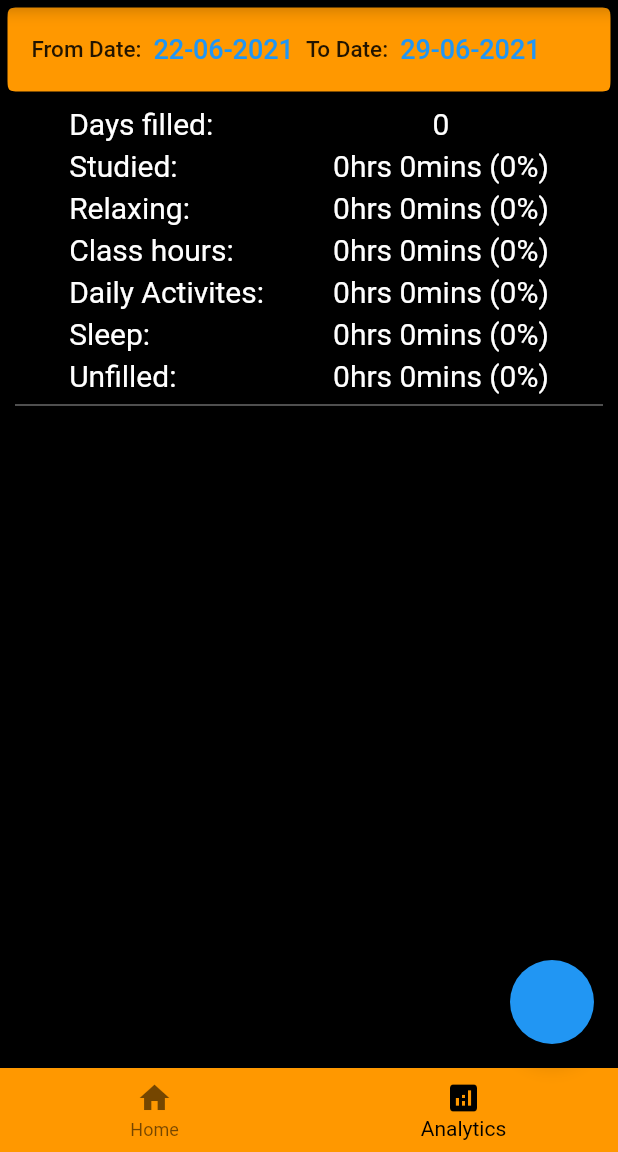
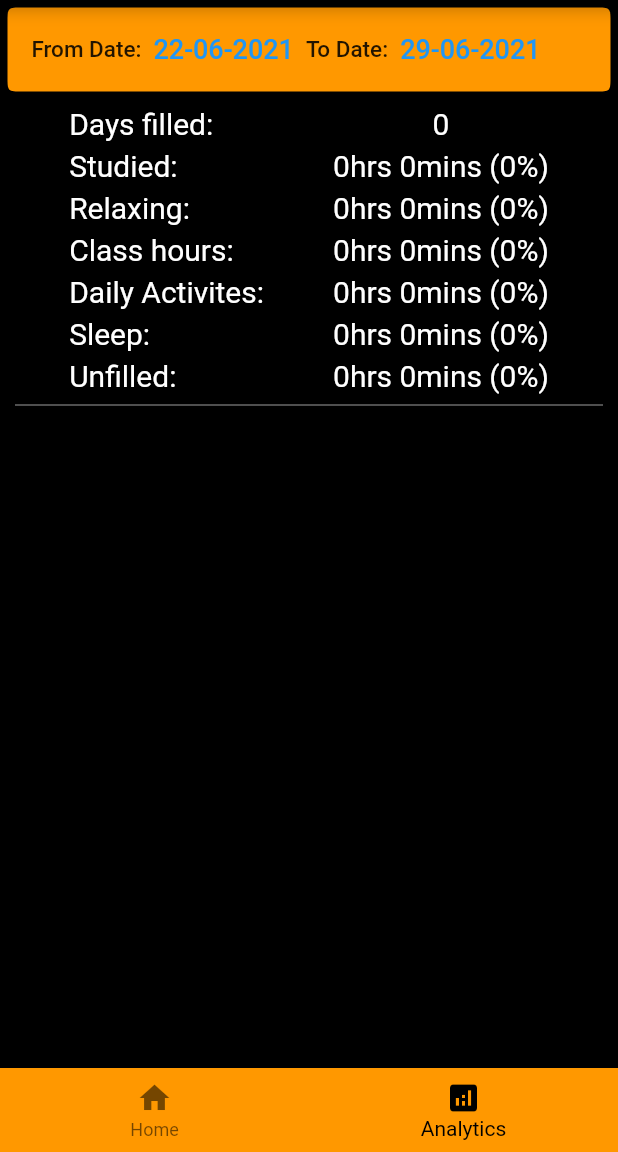
Before and after one commit to Smuzzy-waiii/Time-Matrix, a Flutter app: the screen it shows after launch, item 2 of the bottom bar chosen, on a phone screen of 412 x 824 dp, the part 84-1236 px from its top. Run offline on Flutter 3.47's test engine with Material 2 defaults, Android fonts, the phone set to English and light mode, and no system bars; our stand-ins replace flutter_spinkit, pie_chart, sqflite; accounts and stored records are empty.

Commit message:
Pie chart stying changed

```diff
--- a/lib/main.dart
+++ b/lib/main.dart
@@ -53,11 +53,11 @@ class _HomeState extends State<Home> {
               icon: Icon(Icons.analytics), label: "Analytics")
         ],
       ),
-      floatingActionButton: FloatingActionButton(
-        onPressed: () {
-          Navigator.pushNamed(context, '/test');
-        },
-      ),
+      // floatingActionButton: FloatingActionButton(
+      //   onPressed: () {
+      //     Navigator.pushNamed(context, '/test');
+      //   },
+      // ),
     );
   }
 }
--- a/lib/screens/Analytics.dart
+++ b/lib/screens/Analytics.dart
@@ -228,12 +228,17 @@ class _AnalyticsState extends State<Analytics> {
                 ),
                 if (counts != null && counts['total'] != 0)
                   Padding(
-                    padding: const EdgeInsets.fromLTRB(15, 15, 0, 0),
+                    padding: const EdgeInsets.fromLTRB(0, 15, 0, 0),
                     child: PieChart(
                       dataMap: forGraph(counts),
                       colorList: color_names.keys.toList().cast<Color>(),
                       chartRadius: MediaQuery.of(context).size.width / 1.5,
                       initialAngleInDegree: -90,
+                      legendOptions: LegendOptions(
+                        showLegendsInRow: true,
+                        legendPosition: LegendPosition.bottom,
+                        showLegends: true,
+                      ),
                       chartValuesOptions: ChartValuesOptions(
                         showChartValueBackground: true,
                         showChartValues: true,
```
